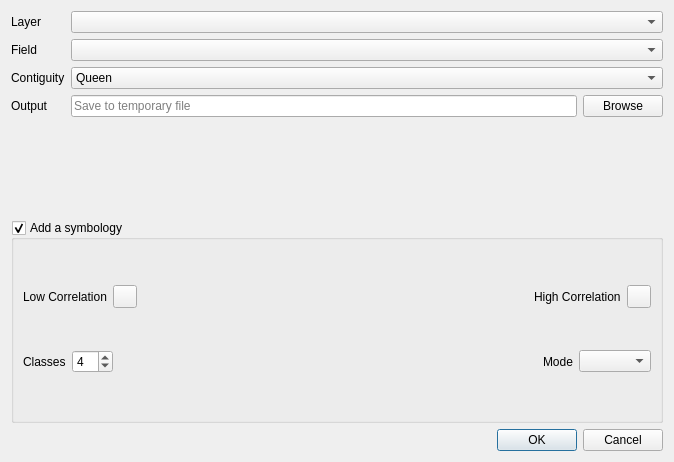
This is ui/analysis/autocorrelation.ui in Gustry/GeoHealth as Qt 5 draws it before an edit. The edited form follows.
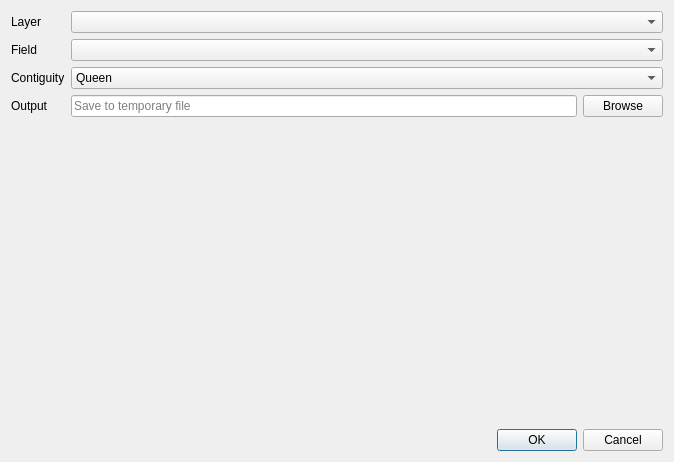
This is the edited form. Custom widgets are drawn as their Qt base class.

Commit message: Complete integration of LISA autocorrelation

Patch:
```diff
--- a/ui/analysis/autocorrelation.ui
+++ b/ui/analysis/autocorrelation.ui
@@ -131,118 +131,6 @@
      </item>
     </layout>
    </item>
-   <item>
-    <widget class="QgsCollapsibleGroupBox" name="symbology">
-     <property name="title">
-      <string>Add a symbology</string>
-     </property>
-     <property name="checkable">
-      <bool>true</bool>
-     </property>
-     <property name="collapsed" stdset="0">
-      <bool>false</bool>
-     </property>
-     <layout class="QVBoxLayout" name="verticalLayout_3">
-      <item>
-       <layout class="QHBoxLayout" name="horizontalLayout_3">
-        <item>
-         <widget class="QLabel" name="label_9">
-          <property name="text">
-           <string>Low Correlation</string>
-          </property>
-         </widget>
-        </item>
-        <item>
-         <widget class="QgsColorButtonV2" name="color_low_value">
-          <property name="color" stdset="0">
-           <color>
-            <red>162</red>
-            <green>206</green>
-            <blue>255</blue>
-           </color>
-          </property>
-         </widget>
-        </item>
-        <item>
-         <spacer name="horizontalSpacer">
-          <property name="orientation">
-           <enum>Qt::Horizontal</enum>
-          </property>
-          <property name="sizeHint" stdset="0">
-           <size>
-            <width>40</width>
-            <height>20</height>
-           </size>
-          </property>
-         </spacer>
-        </item>
-        <item>
-         <widget class="QLabel" name="label_10">
-          <property name="text">
-           <string>High Correlation</string>
-          </property>
-         </widget>
-        </item>
-        <item>
-         <widget class="QgsColorButtonV2" name="color_high_value">
-          <property name="color" stdset="0">
-           <color>
-            <red>189</red>
-            <green>55</green>
-            <blue>19</blue>
-           </color>
-          </property>
-         </widget>
-        </item>
-       </layout>
-      </item>
-      <item>
-       <layout class="QHBoxLayout" name="horizontalLayout_4">
-        <item>
-         <widget class="QLabel" name="label_11">
-          <property name="text">
-           <string>Classes</string>
-          </property>
-         </widget>
-        </item>
-        <item>
-         <widget class="QSpinBox" name="spinBox_classes">
-          <property name="minimum">
-           <number>1</number>
-          </property>
-          <property name="value">
-           <number>4</number>
-          </property>
-         </widget>
-        </item>
-        <item>
-         <spacer name="horizontalSpacer_2">
-          <property name="orientation">
-           <enum>Qt::Horizontal</enum>
-          </property>
-          <property name="sizeHint" stdset="0">
-           <size>
-            <width>40</width>
-            <height>20</height>
-           </size>
-          </property>
-         </spacer>
-        </item>
-        <item>
-         <widget class="QLabel" name="label_12">
-          <property name="text">
-           <string>Mode</string>
-          </property>
-         </widget>
-        </item>
-        <item>
-         <widget class="QComboBox" name="cbx_mode"/>
-        </item>
-       </layout>
-      </item>
-     </layout>
-    </widget>
-   </item>
    <item>
     <widget class="QDialogButtonBox" name="button_box_ok">
      <property name="orientation">
@@ -256,17 +144,6 @@
   </layout>
  </widget>
  <customwidgets>
-  <customwidget>
-   <class>QgsCollapsibleGroupBox</class>
-   <extends>QGroupBox</extends>
-   <header>qgscollapsiblegroupbox.h</header>
-   <container>1</container>
-  </customwidget>
-  <customwidget>
-   <class>QgsColorButtonV2</class>
-   <extends>QToolButton</extends>
-   <header>qgscolorbuttonv2.h</header>
-  </customwidget>
   <customwidget>
    <class>QgsFieldComboBox</class>
    <extends>QComboBox</extends>
```
Left out of the diff: 3 changed lines with no effect on the pictures. The commit also changes 9 other files.
